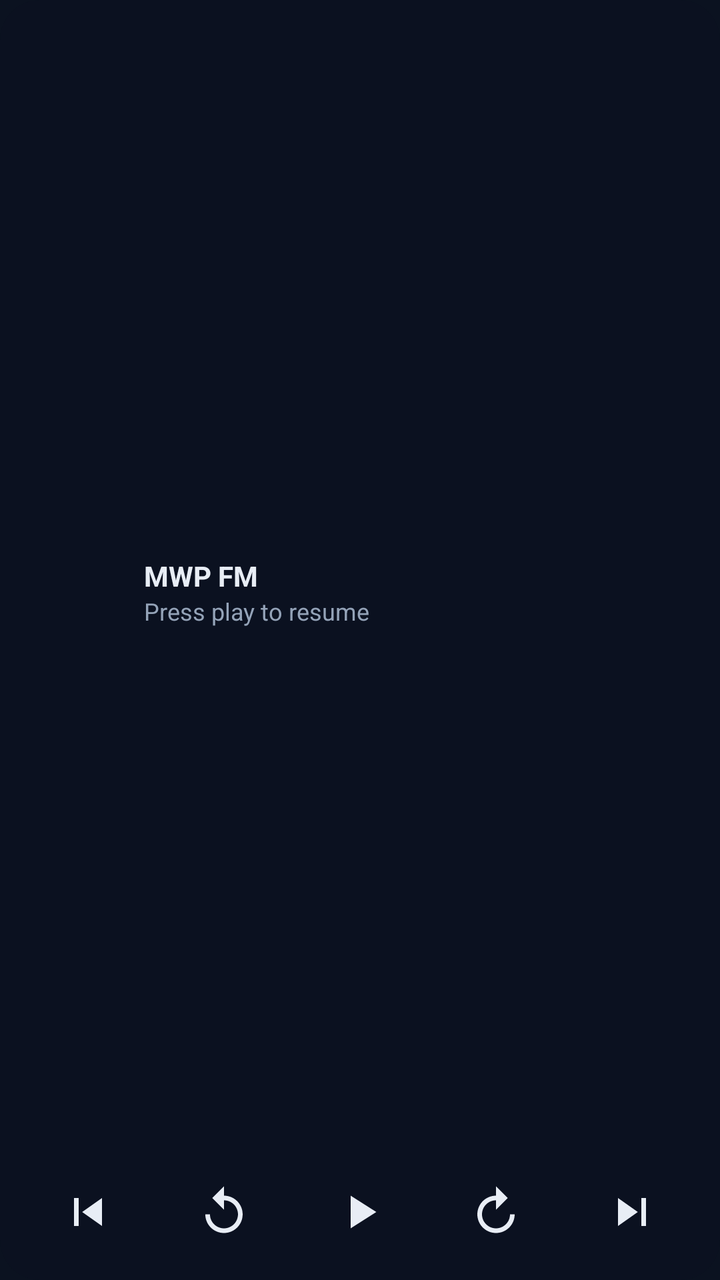
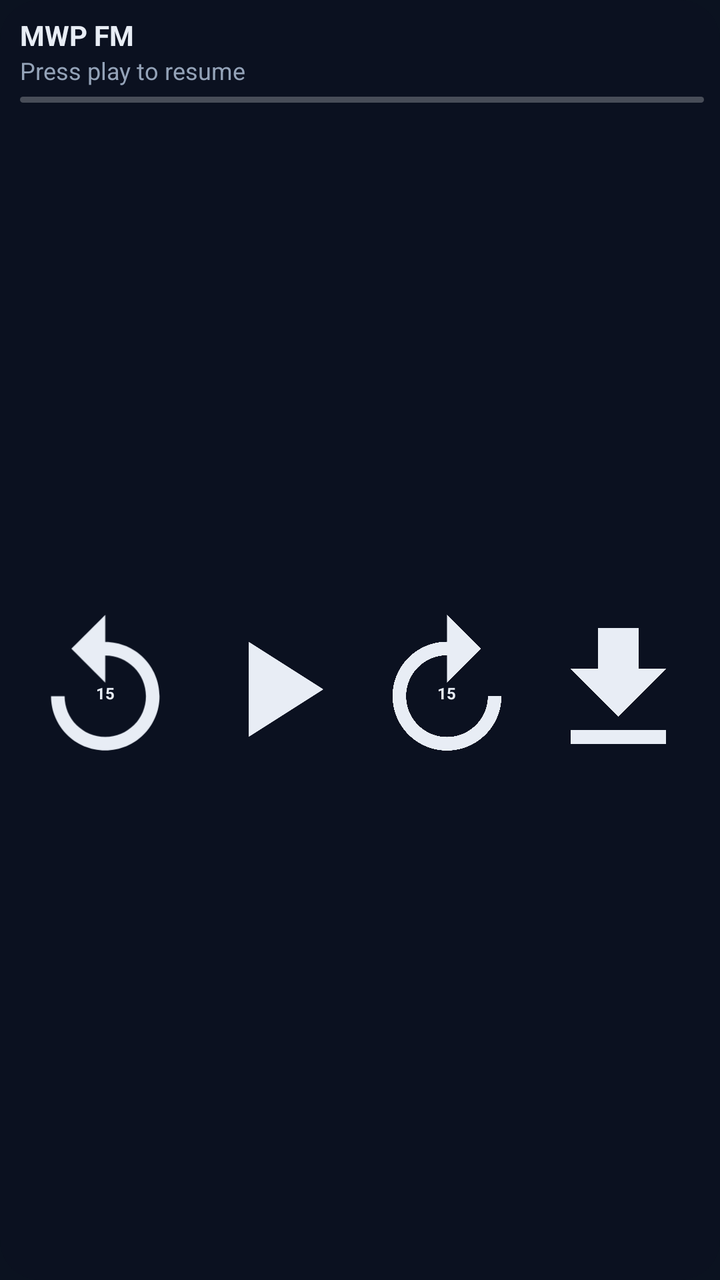

Screens rendered from an Android XML layout before and after an edit, with the pre-edit source and the edit as a unified diff.
<!-- AndroidManifest.xml: application theme Theme.MwpFm -->
<!-- res/layout/widget_player.xml -->
<?xml version="1.0" encoding="utf-8"?>
<LinearLayout xmlns:android="http://schemas.android.com/apk/res/android"
    android:id="@+id/widget_root" android:layout_width="match_parent" android:layout_height="match_parent"
    android:orientation="vertical" android:background="@drawable/widget_bg" android:padding="10dp">
    <LinearLayout android:layout_width="match_parent" android:layout_height="0dp" android:layout_weight="1"
        android:orientation="horizontal" android:gravity="center_vertical">
        <ImageView android:id="@+id/widget_art" android:layout_width="52dp" android:layout_height="52dp"
            android:scaleType="centerCrop" android:src="@mipmap/ic_launcher" android:contentDescription="@null" />
        <LinearLayout android:layout_width="0dp" android:layout_height="wrap_content" android:layout_weight="1"
            android:layout_marginStart="10dp" android:orientation="vertical">
            <TextView android:id="@+id/widget_title" android:layout_width="match_parent" android:layout_height="wrap_content"
                android:maxLines="2" android:ellipsize="end" android:textColor="@color/widget_fg"
                android:textSize="14sp" android:textStyle="bold" android:text="@string/widget_idle_title" />
            <TextView android:id="@+id/widget_sub" android:layout_width="match_parent" android:layout_height="wrap_content"
                android:maxLines="1" android:ellipsize="end" android:textColor="@color/widget_fg_dim"
                android:textSize="12sp" android:text="@string/widget_idle_sub" />
        </LinearLayout>
    </LinearLayout>
    <LinearLayout android:layout_width="match_parent" android:layout_height="wrap_content"
        android:orientation="horizontal" android:gravity="center_vertical">
        <ImageButton android:id="@+id/widget_prev" android:layout_width="0dp" android:layout_height="44dp" android:layout_weight="1" android:background="@drawable/widget_btn_bg" android:scaleType="centerInside" android:src="@drawable/widget_ic_prev" android:contentDescription="@string/widget_prev" />
        <ImageButton android:id="@+id/widget_back" android:layout_width="0dp" android:layout_height="44dp" android:layout_weight="1" android:background="@drawable/widget_btn_bg" android:scaleType="centerInside" android:src="@drawable/widget_ic_back" android:contentDescription="@string/widget_back" />
        <ImageButton android:id="@+id/widget_toggle" android:layout_width="0dp" android:layout_height="48dp" android:layout_weight="1" android:background="@drawable/widget_btn_bg" android:scaleType="centerInside" android:src="@drawable/widget_ic_play" android:contentDescription="@string/widget_play" />
        <ImageButton android:id="@+id/widget_fwd" android:layout_width="0dp" android:layout_height="44dp" android:layout_weight="1" android:background="@drawable/widget_btn_bg" android:scaleType="centerInside" android:src="@drawable/widget_ic_fwd" android:contentDescription="@string/widget_fwd" />
        <ImageButton android:id="@+id/widget_next" android:layout_width="0dp" android:layout_height="44dp" android:layout_weight="1" android:background="@drawable/widget_btn_bg" android:scaleType="centerInside" android:src="@drawable/widget_ic_next" android:contentDescription="@string/widget_next" />
    </LinearLayout>
</LinearLayout>
<!-- resources referenced by this layout -->
<resources>
  <color name="widget_fg">#FFE8EDF5</color>
  <color name="widget_fg_dim">#FF94A3B8</color>
  <!-- drawable widget_bg (drawable) -->
  <?xml version="1.0" encoding="utf-8"?>
  <shape xmlns:android="http://schemas.android.com/apk/res/android" android:shape="rectangle">
      <solid android:color="@color/widget_bg" />
      <corners android:radius="20dp" />
  </shape>
  <!-- drawable widget_btn_bg (drawable) -->
  <?xml version="1.0" encoding="utf-8"?>
  <selector xmlns:android="http://schemas.android.com/apk/res/android">
      <item android:state_pressed="true"><shape android:shape="oval"><solid android:color="#33FFFFFF" /></shape></item>
      <item><color android:color="@android:color/transparent" /></item>
  </selector>
  <!-- drawable widget_ic_back (drawable) -->
  <?xml version="1.0" encoding="utf-8"?>
  <vector xmlns:android="http://schemas.android.com/apk/res/android" android:width="28dp" android:height="28dp" android:viewportWidth="24" android:viewportHeight="24">
      <path android:fillColor="@color/widget_fg" android:pathData="M11.99,5V1l-5,5 5,5V7c3.31,0 6,2.69 6,6s-2.69,6 -6,6 -6,-2.69 -6,-6h-2c0,4.42 3.58,8 8,8s8,-3.58 8,-8 -3.58,-8 -8,-8z" />
  </vector>
  <!-- drawable widget_ic_fwd (drawable) -->
  <?xml version="1.0" encoding="utf-8"?>
  <vector xmlns:android="http://schemas.android.com/apk/res/android" android:width="28dp" android:height="28dp" android:viewportWidth="24" android:viewportHeight="24">
      <path android:fillColor="@color/widget_fg" android:pathData="M18,13c0,3.31 -2.69,6 -6,6s-6,-2.69 -6,-6 2.69,-6 6,-6v4l5,-5 -5,-5v4c-4.42,0 -8,3.58 -8,8s3.58,8 8,8 8,-3.58 8,-8h-2z" />
  </vector>
  <!-- drawable widget_ic_next (drawable) -->
  <?xml version="1.0" encoding="utf-8"?>
  <vector xmlns:android="http://schemas.android.com/apk/res/android" android:width="28dp" android:height="28dp" android:viewportWidth="24" android:viewportHeight="24">
      <path android:fillColor="@color/widget_fg" android:pathData="M6,18l8.5,-6L6,6v12zM16,6v12h2V6h-2z" />
  </vector>
  <!-- drawable widget_ic_play (drawable) -->
  <?xml version="1.0" encoding="utf-8"?>
  <vector xmlns:android="http://schemas.android.com/apk/res/android" android:width="28dp" android:height="28dp" android:viewportWidth="24" android:viewportHeight="24">
      <path android:fillColor="@color/widget_fg" android:pathData="M8,5v14l11,-7z" />
  </vector>
  <!-- drawable widget_ic_prev (drawable) -->
  <?xml version="1.0" encoding="utf-8"?>
  <vector xmlns:android="http://schemas.android.com/apk/res/android" android:width="28dp" android:height="28dp" android:viewportWidth="24" android:viewportHeight="24">
      <path android:fillColor="@color/widget_fg" android:pathData="M6,6h2v12H6zM9.5,12l8.5,6V6z" />
  </vector>
  <string name="widget_back">Skip back</string>
  <string name="widget_fwd">Skip forward</string>
  <string name="widget_idle_sub">Press play to resume</string>
  <string name="widget_idle_title">MWP FM</string>
  <string name="widget_next">Next episode</string>
  <string name="widget_play">Play</string>
  <string name="widget_prev">Previous episode</string>
  <style name="Theme.MwpFm" parent="android:Theme.Material.NoActionBar">
          <item name="android:windowBackground">@color/window_bg</item>
          <item name="android:statusBarColor">@android:color/transparent</item>
          <item name="android:navigationBarColor">@android:color/transparent</item>
      </style>
  <color name="widget_bg">#EB0B1220</color>
  <color name="window_bg">#FF0B1220</color>
  <!-- unchanged entries left out for length: 1 -->
</resources>

<!-- the commit's change to res/layout/widget_player.xml (unified diff, before → after) -->
@@ -1,27 +1,46 @@
 <?xml version="1.0" encoding="utf-8"?>
 <LinearLayout xmlns:android="http://schemas.android.com/apk/res/android"
     android:id="@+id/widget_root" android:layout_width="match_parent" android:layout_height="match_parent"
-    android:orientation="vertical" android:background="@drawable/widget_bg" android:padding="10dp">
-    <LinearLayout android:layout_width="match_parent" android:layout_height="0dp" android:layout_weight="1"
-        android:orientation="horizontal" android:gravity="center_vertical">
-        <ImageView android:id="@+id/widget_art" android:layout_width="52dp" android:layout_height="52dp"
-            android:scaleType="centerCrop" android:src="@mipmap/ic_launcher" android:contentDescription="@null" />
-        <LinearLayout android:layout_width="0dp" android:layout_height="wrap_content" android:layout_weight="1"
-            android:layout_marginStart="10dp" android:orientation="vertical">
-            <TextView android:id="@+id/widget_title" android:layout_width="match_parent" android:layout_height="wrap_content"
-                android:maxLines="2" android:ellipsize="end" android:textColor="@color/widget_fg"
-                android:textSize="14sp" android:textStyle="bold" android:text="@string/widget_idle_title" />
-            <TextView android:id="@+id/widget_sub" android:layout_width="match_parent" android:layout_height="wrap_content"
-                android:maxLines="1" android:ellipsize="end" android:textColor="@color/widget_fg_dim"
-                android:textSize="12sp" android:text="@string/widget_idle_sub" />
+    android:orientation="horizontal" android:background="@drawable/widget_bg" android:clipToOutline="true">
+    <ImageView android:id="@+id/widget_art" android:layout_width="wrap_content" android:layout_height="match_parent"
+        android:adjustViewBounds="true" android:scaleType="centerCrop" android:src="@mipmap/ic_launcher"
+        android:background="@drawable/widget_art_bg" android:clipToOutline="true" android:contentDescription="@null" />
+    <LinearLayout android:layout_width="0dp" android:layout_height="match_parent" android:layout_weight="1"
+        android:orientation="vertical" android:paddingStart="10dp" android:paddingEnd="8dp"
+        android:paddingTop="8dp" android:paddingBottom="4dp">
+        <TextView android:id="@+id/widget_title" android:layout_width="match_parent" android:layout_height="wrap_content"
+            android:maxLines="1" android:ellipsize="end" android:textColor="@color/widget_fg"
+            android:textSize="14sp" android:textStyle="bold" android:text="@string/widget_idle_title" />
+        <TextView android:id="@+id/widget_sub" android:layout_width="match_parent" android:layout_height="wrap_content"
+            android:maxLines="1" android:ellipsize="end" android:textColor="@color/widget_fg_dim"
+            android:textSize="12sp" android:text="@string/widget_idle_sub" />
+        <ProgressBar android:id="@+id/widget_progress" style="?android:attr/progressBarStyleHorizontal"
+            android:layout_width="match_parent" android:layout_height="3dp" android:layout_marginTop="5dp"
+            android:max="1000" android:progress="0" android:progressDrawable="@drawable/widget_progress" />
+        <LinearLayout android:layout_width="match_parent" android:layout_height="0dp" android:layout_weight="1"
+            android:layout_marginTop="2dp" android:minHeight="28dp" android:orientation="horizontal" android:gravity="center_vertical">
+        <FrameLayout android:id="@+id/widget_back" android:layout_width="0dp" android:layout_height="match_parent" android:layout_weight="1"
+            android:background="@drawable/widget_btn_bg" android:contentDescription="@string/widget_back">
+            <ImageView android:layout_width="match_parent" android:layout_height="match_parent" android:padding="2dp"
+                android:scaleType="fitCenter" android:src="@drawable/widget_ic_back" android:importantForAccessibility="no" />
+            <TextView android:layout_width="wrap_content" android:layout_height="wrap_content" android:layout_gravity="center"
+                android:layout_marginTop="2dp" android:text="15" android:textColor="@color/widget_fg"
+                android:textSize="8sp" android:textStyle="bold" android:importantForAccessibility="no" />
+        </FrameLayout>
+        <ImageButton android:id="@+id/widget_toggle" android:layout_width="0dp" android:layout_height="match_parent" android:layout_weight="1"
+            android:padding="2dp" android:background="@drawable/widget_btn_bg" android:scaleType="fitCenter"
+            android:src="@drawable/widget_ic_play" android:contentDescription="@string/widget_play" />
+        <FrameLayout android:id="@+id/widget_fwd" android:layout_width="0dp" android:layout_height="match_parent" android:layout_weight="1"
+            android:background="@drawable/widget_btn_bg" android:contentDescription="@string/widget_fwd">
+            <ImageView android:layout_width="match_parent" android:layout_height="match_parent" android:padding="2dp"
+                android:scaleType="fitCenter" android:src="@drawable/widget_ic_fwd" android:importantForAccessibility="no" />
+            <TextView android:layout_width="wrap_content" android:layout_height="wrap_content" android:layout_gravity="center"
+                android:layout_marginTop="2dp" android:text="15" android:textColor="@color/widget_fg"
+                android:textSize="8sp" android:textStyle="bold" android:importantForAccessibility="no" />
+        </FrameLayout>
+        <ImageButton android:id="@+id/widget_download" android:layout_width="0dp" android:layout_height="match_parent" android:layout_weight="1"
+            android:padding="2dp" android:background="@drawable/widget_btn_bg" android:scaleType="fitCenter"
+            android:src="@drawable/widget_ic_download" android:contentDescription="@string/widget_download" />
         </LinearLayout>
     </LinearLayout>
-    <LinearLayout android:layout_width="match_parent" android:layout_height="wrap_content"
-        android:orientation="horizontal" android:gravity="center_vertical">
-        <ImageButton android:id="@+id/widget_prev" android:layout_width="0dp" android:layout_height="44dp" android:layout_weight="1" android:background="@drawable/widget_btn_bg" android:scaleType="centerInside" android:src="@drawable/widget_ic_prev" android:contentDescription="@string/widget_prev" />
-        <ImageButton android:id="@+id/widget_back" android:layout_width="0dp" android:layout_height="44dp" android:layout_weight="1" android:background="@drawable/widget_btn_bg" android:scaleType="centerInside" android:src="@drawable/widget_ic_back" android:contentDescription="@string/widget_back" />
-        <ImageButton android:id="@+id/widget_toggle" android:layout_width="0dp" android:layout_height="48dp" android:layout_weight="1" android:background="@drawable/widget_btn_bg" android:scaleType="centerInside" android:src="@drawable/widget_ic_play" android:contentDescription="@string/widget_play" />
-        <ImageButton android:id="@+id/widget_fwd" android:layout_width="0dp" android:layout_height="44dp" android:layout_weight="1" android:background="@drawable/widget_btn_bg" android:scaleType="centerInside" android:src="@drawable/widget_ic_fwd" android:contentDescription="@string/widget_fwd" />
-        <ImageButton android:id="@+id/widget_next" android:layout_width="0dp" android:layout_height="44dp" android:layout_weight="1" android:background="@drawable/widget_btn_bg" android:scaleType="centerInside" android:src="@drawable/widget_ic_next" android:contentDescription="@string/widget_next" />
-    </LinearLayout>
 </LinearLayout>
<!-- resource entries referenced after the edit -->
@@ -2,6 +2,12 @@
 <resources>
   <color name="widget_fg">#FFE8EDF5</color>
   <color name="widget_fg_dim">#FF94A3B8</color>
+  <!-- drawable widget_art_bg (drawable) -->
+  <?xml version="1.0" encoding="utf-8"?>
+  <shape xmlns:android="http://schemas.android.com/apk/res/android" android:shape="rectangle">
+      <solid android:color="#FF000000" />
+      <corners android:topLeftRadius="20dp" android:bottomLeftRadius="20dp" />
+  </shape>
   <!-- drawable widget_bg (drawable) -->
   <?xml version="1.0" encoding="utf-8"?>
   <shape xmlns:android="http://schemas.android.com/apk/res/android" android:shape="rectangle">
@@ -19,33 +25,37 @@
   <vector xmlns:android="http://schemas.android.com/apk/res/android" android:width="28dp" android:height="28dp" android:viewportWidth="24" android:viewportHeight="24">
       <path android:fillColor="@color/widget_fg" android:pathData="M11.99,5V1l-5,5 5,5V7c3.31,0 6,2.69 6,6s-2.69,6 -6,6 -6,-2.69 -6,-6h-2c0,4.42 3.58,8 8,8s8,-3.58 8,-8 -3.58,-8 -8,-8z" />
   </vector>
+  <!-- drawable widget_ic_download (drawable) -->
+  <?xml version="1.0" encoding="utf-8"?>
+  <vector xmlns:android="http://schemas.android.com/apk/res/android" android:width="28dp" android:height="28dp" android:viewportWidth="24" android:viewportHeight="24">
+      <path android:fillColor="@color/widget_fg" android:pathData="M19,9h-4V3H9v6H5l7,7 7,-7zM5,18v2h14v-2H5z" />
+  </vector>
   <!-- drawable widget_ic_fwd (drawable) -->
   <?xml version="1.0" encoding="utf-8"?>
   <vector xmlns:android="http://schemas.android.com/apk/res/android" android:width="28dp" android:height="28dp" android:viewportWidth="24" android:viewportHeight="24">
       <path android:fillColor="@color/widget_fg" android:pathData="M18,13c0,3.31 -2.69,6 -6,6s-6,-2.69 -6,-6 2.69,-6 6,-6v4l5,-5 -5,-5v4c-4.42,0 -8,3.58 -8,8s3.58,8 8,8 8,-3.58 8,-8h-2z" />
-  </vector>
-  <!-- drawable widget_ic_next (drawable) -->
-  <?xml version="1.0" encoding="utf-8"?>
-  <vector xmlns:android="http://schemas.android.com/apk/res/android" android:width="28dp" android:height="28dp" android:viewportWidth="24" android:viewportHeight="24">
-      <path android:fillColor="@color/widget_fg" android:pathData="M6,18l8.5,-6L6,6v12zM16,6v12h2V6h-2z" />
   </vector>
   <!-- drawable widget_ic_play (drawable) -->
   <?xml version="1.0" encoding="utf-8"?>
   <vector xmlns:android="http://schemas.android.com/apk/res/android" android:width="28dp" android:height="28dp" android:viewportWidth="24" android:viewportHeight="24">
       <path android:fillColor="@color/widget_fg" android:pathData="M8,5v14l11,-7z" />
   </vector>
-  <!-- drawable widget_ic_prev (drawable) -->
+  <!-- drawable widget_progress (drawable) -->
   <?xml version="1.0" encoding="utf-8"?>
-  <vector xmlns:android="http://schemas.android.com/apk/res/android" android:width="28dp" android:height="28dp" android:viewportWidth="24" android:viewportHeight="24">
-      <path android:fillColor="@color/widget_fg" android:pathData="M6,6h2v12H6zM9.5,12l8.5,6V6z" />
-  </vector>
-  <string name="widget_back">Skip back</string>
-  <string name="widget_fwd">Skip forward</string>
+  <layer-list xmlns:android="http://schemas.android.com/apk/res/android">
+      <item android:id="@android:id/background">
+          <shape><corners android:radius="2dp" /><solid android:color="#40FFFFFF" /></shape>
+      </item>
+      <item android:id="@android:id/progress">
+          <clip><shape><corners android:radius="2dp" /><solid android:color="@color/widget_fg" /></shape></clip>
+      </item>
+  </layer-list>
+  <string name="widget_back">Back 15 seconds</string>
+  <string name="widget_download">Download episode</string>
+  <string name="widget_fwd">Forward 15 seconds</string>
   <string name="widget_idle_sub">Press play to resume</string>
   <string name="widget_idle_title">MWP FM</string>
-  <string name="widget_next">Next episode</string>
   <string name="widget_play">Play</string>
-  <string name="widget_prev">Previous episode</string>
   <style name="Theme.MwpFm" parent="android:Theme.Material.NoActionBar">
           <item name="android:windowBackground">@color/window_bg</item>
           <item name="android:statusBarColor">@android:color/transparent</item>
